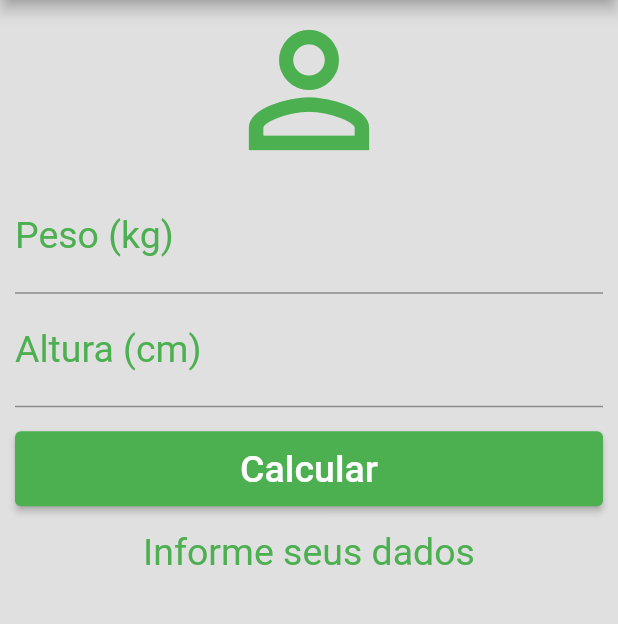
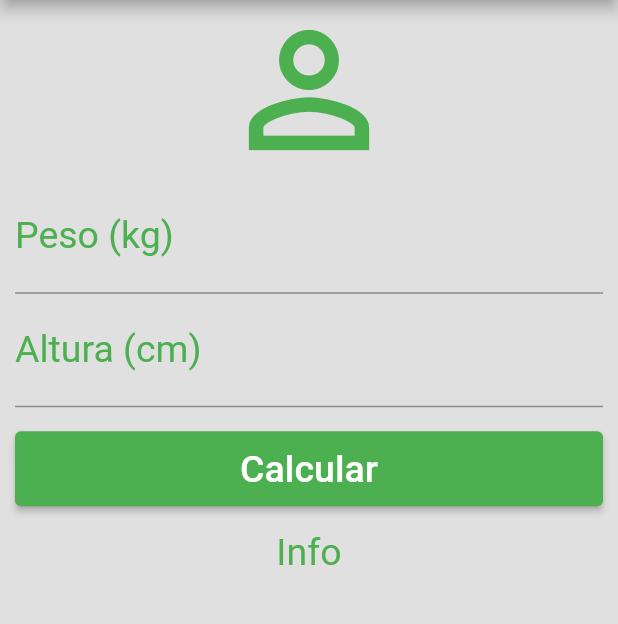
Before and after one commit to vinifoga/calculadoraIMC, a Flutter app: the screen it shows after launch, after a tap on "Calcular", on a phone screen of 412 x 824 dp, the part 84-708 px from its top. Run offline on Flutter 3.47's test engine with Material 2 defaults, Android fonts, the phone set to English and light mode, and no system bars.

```diff
--- a/lib/main.dart
+++ b/lib/main.dart
@@ -3,7 +3,6 @@ import 'package:flutter/material.dart';
 void main() {
   runApp(const MaterialApp(
     home: Home(),
-    debugShowCheckedModeBanner: false,
   ));
 }
 
@@ -15,41 +14,6 @@ class Home extends StatefulWidget {
 }
 
 class _HomeState extends State<Home> {
-  TextEditingController weightController = TextEditingController();
-  TextEditingController heightController = TextEditingController();
-  String _infoText = "Informe seus dados";
-
-  void _resetFields() {
-    weightController.text = "";
-    heightController.text = "";
-    setState(() {
-      _infoText = "Informe seus dados";
-    });
-  }
-
-  void _calculate() {
-    setState(() {
-      double weight = double.parse(weightController.text);
-      double height = double.parse(heightController.text) / 100;
-      double imc = weight / (height * height);
-      debugPrint(imc.toString());
-      if (imc < 18.6) {
-        _infoText = "Abaixo do Peso - IMC ${imc.toStringAsPrecision(3)}";
-      } else if (imc >= 18.6 && imc < 24.9) {
-        _infoText = "Peso Ideal - IMC = ${imc.toStringAsPrecision(3)}";
-      } else if (imc >= 24.9 && imc < 29.9) {
-        _infoText =
-            "Levemente Acima do Peso - IMC = ${imc.toStringAsPrecision(3)}";
-      } else if (imc >= 29.9 && imc < 34.9) {
-        _infoText = "Obesidade Grau I - IMC = ${imc.toStringAsPrecision(3)}";
-      } else if (imc >= 34.9 && imc < 39.9) {
-        _infoText = "Obesidade Grau II - IMC = ${imc.toStringAsPrecision(3)}";
-      } else if (imc >= 40) {
-        _infoText = "Obesidade Grau III - IMC = ${imc.toStringAsPrecision(3)}";
-      }
-    });
-  }
-
   @override
   Widget build(BuildContext context) {
     return Scaffold(
@@ -59,7 +23,7 @@ class _HomeState extends State<Home> {
         backgroundColor: Colors.green,
         actions: [
           IconButton(
-            onPressed: () => _resetFields(),
+            onPressed: () {},
             icon: const Icon(Icons.refresh),
           ),
         ],
@@ -83,7 +47,6 @@ class _HomeState extends State<Home> {
               ),
               textAlign: TextAlign.center,
               style: TextStyle(color: Colors.green, fontSize: 25.0),
-              controller: weightController,
             ),
             TextField(
               keyboardType: TextInputType.number,
@@ -93,14 +56,13 @@ class _HomeState extends State<Home> {
               ),
               textAlign: TextAlign.center,
               style: TextStyle(color: Colors.green, fontSize: 25.0),
-              controller: heightController,
             ),
             Padding(
               padding: const EdgeInsets.only(top: 16.0, bottom: 16.0),
               child: Container(
                 height: 50.0,
                 child: ElevatedButton(
-                  onPressed: () => _calculate(),
+                  onPressed: () {},
                   child: const Text(
                     "Calcular",
                     style: TextStyle(
@@ -115,7 +77,7 @@ class _HomeState extends State<Home> {
               ),
             ),
             Text(
-              _infoText,
+              "Info",
               textAlign: TextAlign.center,
               style: TextStyle(
                 color: Colors.green,
```
